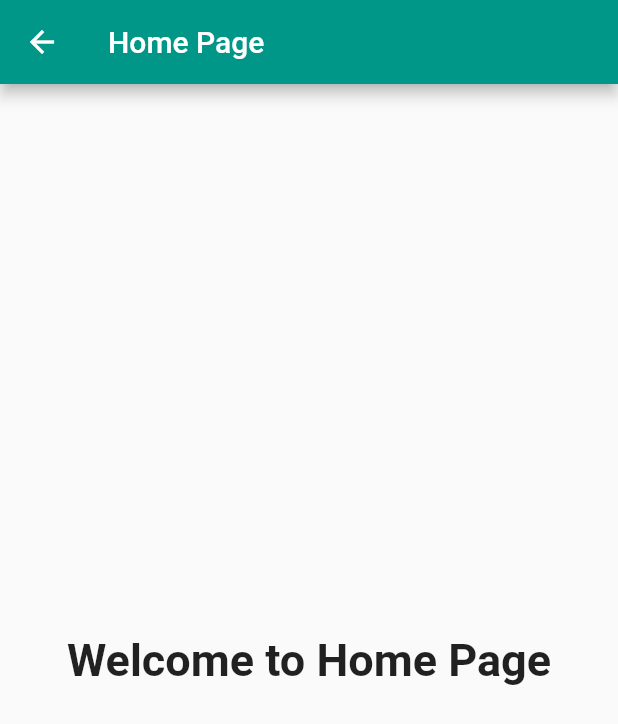
After one commit to drkspark/Mountainee, a Flutter app: the HomeScreen screen opened directly, on a phone screen of 412 x 824 dp. The commit adds this screen. Shown: the top 724 px of the screen. Run offline on Flutter 3.47's test engine with Material 2 defaults, Android fonts, the phone set to English and light mode, and no system bars; our stand-ins replace google_fonts.

Commit message:
Added basic home screen

```diff
--- /dev/null
+++ b/lib/view/homeScreen.dart
@@ -0,0 +1,28 @@
+import 'package:flutter/material.dart';
+
+class HomeScreen extends StatefulWidget {
+  const HomeScreen({ Key? key }) : super(key: key);
+
+  @override
+  _HomeScreenState createState() => _HomeScreenState();
+}
+
+class _HomeScreenState extends State<HomeScreen> {
+  @override
+  Widget build(BuildContext context) {
+    return Scaffold(
+      appBar: AppBar(
+        title: Text("Home Page"),
+      ),
+      body: Center(
+        child: Text(
+          "Welcome to Home Page",
+          style: TextStyle(
+            fontSize: 30,
+            fontWeight: FontWeight.bold
+          ),
+        )
+      ),
+    );
+  }
+}
```
Also changed, not shown: lib/view/loginScreen.dart (+35 -15 lines).
